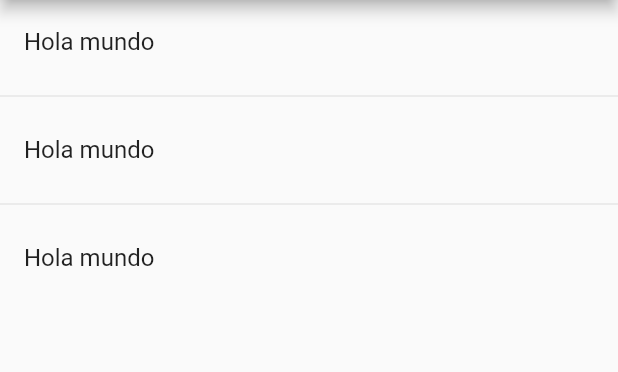
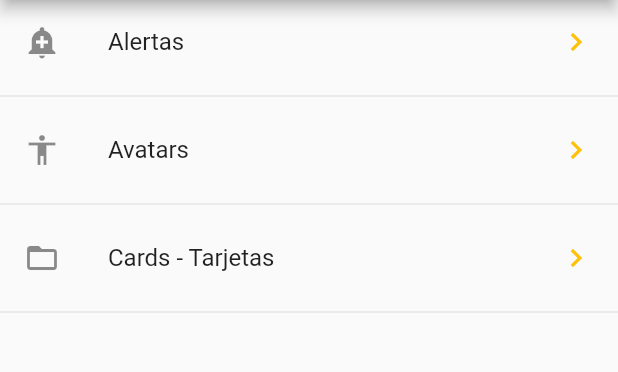
Before and after one commit to hllsebastian/estudiandoFlutter, a Flutter app: the screen it shows after launch, on a phone screen of 412 x 824 dp, the part 84-456 px from its top. Run offline on Flutter 3.47's test engine with Material 2 defaults, Android fonts, the phone set to English and light mode, and no system bars.

Commit message:
Desarrollando la seccion: 68

```diff
--- a/componentes/lib/src/pages/home_page.dart
+++ b/componentes/lib/src/pages/home_page.dart
@@ -1,6 +1,10 @@
 import 'package:flutter/material.dart';
 
+import 'package:componentes/src/utils/icons_string_utils.dart';
+
 import 'menu_provider.dart';
+
+import 'alert_page.dart';
 
 
 class HomePage  extends StatelessWidget {
@@ -18,25 +22,50 @@ class HomePage  extends StatelessWidget {
 
   Widget _lista() {
 
-    print(menuProvider.opciones);
+    return FutureBuilder(
 
-    return ListView(
-      children: _listaItems(),
+      future: menuProvider.cargarData(),
+      initialData: [],
+      builder: (context, AsyncSnapshot <List<dynamic>> snapshot) {
+
+
+        return ListView(
+        children: _listaItems(snapshot.data, context),
+        );
+      }
     );
   }
 
-  List<Widget> _listaItems() {
+  List<Widget> _listaItems(List<dynamic>? data, BuildContext context) {
 
-     return [
-      ListTile(title: Text('Hola mundo')),
-      Divider(),
-      ListTile(title: Text('Hola mundo')),
-      Divider(),
-      ListTile(title: Text('Hola mundo')),
-     ];
+    final List<Widget> opciones = [];
+    data?.forEach((opt) {
+
+      final widgetTemp = ListTile(
+        title: Text(opt['texto']),
+        leading: getIcon(opt['icon']), // se agrego funcion para obtener un icon
+        trailing: Icon(Icons.chevron_right, color: Colors.amber),
+        onTap: () {
+            // creando la ruta para ir a una paginas, tambien deben ser importadas
+          final route = MaterialPageRoute(
+            builder: (context) {
+              return AlertPage();
+            }
+          );
+
+          Navigator.push(context, route); /// objeto "Navigator" y metodo ".push"
+                                  /// para hacer la navegacion entre las opciones
+        },
+      );
+
+      opciones..add(widgetTemp)
+              ..add(Divider());
+
+    });
+
+    return opciones;
 
   }
 
 
-
 }
--- a/componentes/lib/src/pages/home_temp.dart
+++ b/componentes/lib/src/pages/home_temp.dart
@@ -40,7 +40,7 @@ class HomePageTemp extends StatelessWidget {
 
   // usando el metodo map que viene en todas las listas
 
-  List<Widget> _crearItemsCorto(){
+ /*  List<Widget> _crearItemsCorto(){
 
     return  opciones.map((item) {
 
@@ -61,7 +61,7 @@ class HomePageTemp extends StatelessWidget {
     ).toList();
 
 
-  }
+  } */
 
 
 }
--- /dev/null
+++ b/componentes/lib/src/utils/icons_string_utils.dart
@@ -0,0 +1,17 @@
+import 'package:flutter/material.dart';
+
+
+final _icons =<String, IconData> {
+
+  "add_alert"     : Icons.add_alert,
+  "accessibility" : Icons.accessibility,
+  "folder_open"   : Icons.folder_open,
+
+};
+
+
+Icon getIcon(String nombreIcon) {
+
+  return Icon(_icons[nombreIcon]);
+
+}
```
Also changed, not shown: componentes/lib/src/pages/alert_page.dart (added, +16 -0 lines), componentes/lib/src/pages/avatar_page.dart (added, +16 -0 lines), componentes/lib/src/pages/menu_provider.dart (line endings or trailing spaces).
